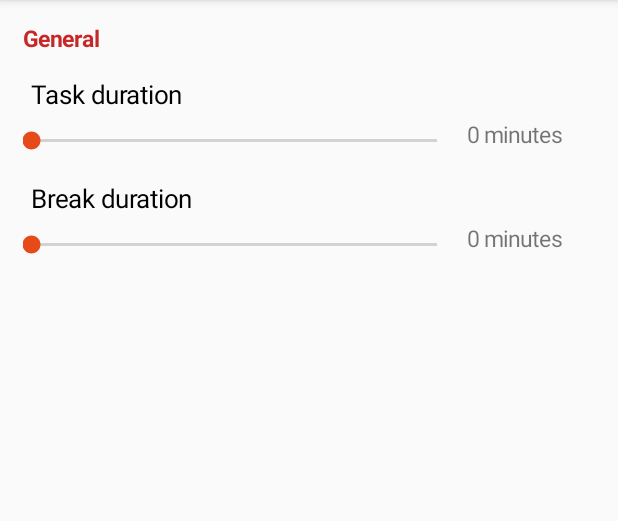
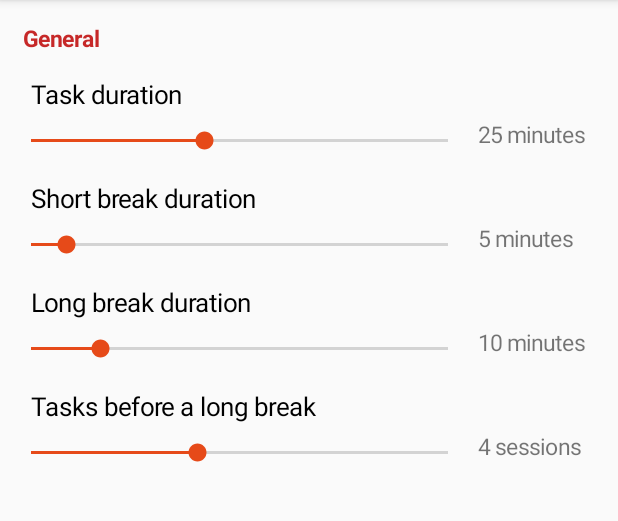
Before and after one commit to georgistephanov/AndroidPomodoroTimer, an Android app: the SettingsActivity screen opened directly, with no data from a screen before it, on a phone screen of 412 x 824 dp, the part 84-605 px from its top. Run offline under Robolectric (Android 15) with nearby library versions, the phone set to English and light mode, and no system bars.

Commit message:
Added long break length and long break after to the database and the settings activity

```diff
--- a/app/src/main/java/com/georgistephanov/android/pomodorotimer/SettingsActivity.java
+++ b/app/src/main/java/com/georgistephanov/android/pomodorotimer/SettingsActivity.java
@@ -1,40 +1,31 @@
 package com.georgistephanov.android.pomodorotimer;
 
-import android.app.ActionBar;
 import android.app.Activity;
-import android.app.ListActivity;
 import android.content.ContentValues;
-import android.content.res.ColorStateList;
 import android.content.res.Resources;
 import android.database.Cursor;
 import android.graphics.Typeface;
-import android.support.annotation.NonNull;
-import android.support.annotation.Nullable;
 import android.os.Bundle;
-import android.view.View;
-import android.view.ViewGroup;
-import android.widget.ArrayAdapter;
 import android.widget.LinearLayout;
 import android.widget.ProgressBar;
 import android.widget.SeekBar;
-import android.widget.TableLayout;
 import android.widget.TextView;
 
-import java.util.Observable;
-
 public class SettingsActivity extends Activity {
-	String [] taskLengthOptions = {
-		"Task duration", "Break duration"
-	};
-
 	SeekBar sb_taskDuration;
 	TextView tv_taskDuration;
 
-	SeekBar sb_breakDuration;
-	TextView tv_breakDuration;
+	SeekBar sb_shortBreakDuration;
+	TextView tv_shortBreakDuration;
 
-	enum SETTINGS {
-		TASK_DURATION, BREAK_DURATION
+	SeekBar sb_longBreakDuration;
+	TextView tv_longBreakDuration;
+
+	SeekBar sb_longBreakAfter;
+	TextView tv_longBreakAfter;
+
+	enum DurationUnit {
+		MINUTES, SESSIONS
 	};
 
 	boolean settingsChanged = false;
@@ -44,23 +35,30 @@ public class SettingsActivity extends Activity {
 		super.onCreate(savedInstanceState);
 		setContentView(R.layout.activity_settings);
 
-		inflateSettings();
+		inflateSettingViews();
 	}
 
 	@Override
 	protected void onPause() {
-		DatabaseHelper db = Database.getInstance(this);
+		if ( settingsChanged ) {
+			DatabaseHelper db = Database.getInstance(this);
 
-		// Set the changes made to the database
-		ContentValues cv = new ContentValues();
-		cv.put(db.getSettingsTaskLength(), sb_taskDuration.getProgress() * 60 * 1000);
-		cv.put(db.getSettingsBreakLength(), sb_breakDuration.getProgress() * 60 * 1000);
-		Database.updateSettings(cv);
+			// Set the changes made to the database
+			ContentValues cv = new ContentValues();
+			cv.put(db.getSettingsTaskLength(), sb_taskDuration.getProgress() * 60 * 1000);
+			cv.put(db.getSettingsBreakLength(), sb_shortBreakDuration.getProgress() * 60 * 1000);
+			Database.updateSettings(cv);
+
+			settingsChanged = false;
+		}
 
 		super.onPause();
 	}
 
-	private void inflateSettings() {
+	/**
+	 * Inflates the views on the activity
+	 */
+	private void inflateSettingViews() {
 		Cursor cursor = Database.getSettings();
 		Resources res = getResources();
 
@@ -69,25 +67,57 @@ public class SettingsActivity extends Activity {
 		if (cursor.moveToNext()) {
 			// Create instances of the text views for the seek bars
 			tv_taskDuration = new TextView(this);
-			tv_breakDuration = new TextView(this);
+			tv_shortBreakDuration = new TextView(this);
+			tv_longBreakDuration = new TextView(this);
+			tv_longBreakAfter = new TextView(this);
 
 			// Get the correct length of the settings in minutes
 			int minutes_taskDuration = cursor.getInt(0) / 1000 / 60;
-			int minutes_breakDuration = cursor.getInt(1) / 1000 / 60;
+			int minutes_shortBreakDuration = cursor.getInt(1) / 1000 / 60;
+			int minutes_longBreakDuration = cursor.getInt(2) / 1000 / 60;
+			int longBreakAfter = cursor.getInt(3);
+
+			int minutesMaxLength = 60;
+			int longBreakAfterMaxLength = 10;
 
 			// Inflate the setting rows
-			sb_taskDuration = (SeekBar) makeProgressBarSetting(res.getString(R.string.settings_task_duration), minutes_taskDuration, tv_taskDuration);
-			sb_breakDuration = (SeekBar) makeProgressBarSetting(res.getString(R.string.settings_break_duration), minutes_breakDuration, tv_breakDuration);
+			sb_taskDuration = (SeekBar) makeProgressBarSetting(res.getString(R.string.settings_task_duration),
+					minutes_taskDuration,
+					minutesMaxLength,
+					tv_taskDuration,
+					DurationUnit.MINUTES);
+			sb_shortBreakDuration = (SeekBar) makeProgressBarSetting(res.getString(R.string.settings_short_break_duration),
+					minutes_shortBreakDuration,
+					minutesMaxLength,
+					tv_shortBreakDuration,
+					DurationUnit.MINUTES);
+			sb_longBreakDuration = (SeekBar) makeProgressBarSetting(res.getString(R.string.settings_long_break_duration),
+					minutes_longBreakDuration,
+					minutesMaxLength,
+					tv_longBreakDuration,
+					DurationUnit.MINUTES);
+			sb_longBreakAfter = (SeekBar) makeProgressBarSetting(res.getString(R.string.settings_long_break_after),
+					longBreakAfter,
+					longBreakAfterMaxLength,
+					tv_longBreakAfter,
+					DurationUnit.SESSIONS);
+
 
 			// Set the change listeners to the seek bars
-			sb_taskDuration.setOnSeekBarChangeListener(new DurationSeekBarListener(tv_taskDuration));
-			sb_breakDuration.setOnSeekBarChangeListener(new DurationSeekBarListener(tv_breakDuration));
+			sb_taskDuration.setOnSeekBarChangeListener(new DurationSeekBarListener(tv_taskDuration, DurationUnit.MINUTES));
+			sb_shortBreakDuration.setOnSeekBarChangeListener(new DurationSeekBarListener(tv_shortBreakDuration, DurationUnit.MINUTES));
+			sb_longBreakDuration.setOnSeekBarChangeListener(new DurationSeekBarListener(tv_longBreakDuration, DurationUnit.MINUTES));
+			sb_longBreakAfter.setOnSeekBarChangeListener(new DurationSeekBarListener(tv_longBreakAfter, DurationUnit.SESSIONS));
 		}
 		else {
 			throw new RuntimeException("Database failed while getting the settings.");
 		}
 	}
 
+	/**
+	 * Creates a separator view to separate a group of settings
+	 * @param separatorText the text to set to the separator
+	 */
 	private void addSeparator(String separatorText) {
 		TextView separator = new TextView(this);
 		separator.setLayoutParams(new LinearLayout.LayoutParams(LinearLayout.LayoutParams.MATCH_PARENT, LinearLayout.LayoutParams.WRAP_CONTENT));
@@ -106,7 +136,20 @@ public class SettingsActivity extends Activity {
 		((LinearLayout) findViewById(R.id.mainSettingsLayout)).addView(separator);
 	}
 
-	private ProgressBar makeProgressBarSetting(String taskName, int length, TextView durationLabel) {
+	/**
+	 * Creates a setting layout and group of views to represent a progress bar setting. It consists
+	 * of LinearLayout which holds the whole group of views, a setting name and a setting seekbar
+	 * with a label, which is used to change the setting value.
+	 * @param settingName the name of the setting
+	 * @param length the current length which is set to the seekbar and the label
+	 * @param durationLabel a textview which to be used as the seekbar label
+	 * @return the seekbar which was created
+	 */
+	private ProgressBar makeProgressBarSetting(String settingName,
+											   int length,
+											   int maxLength,
+											   TextView durationLabel,
+											   DurationUnit durationUnit) {
 		Resources res = getResources();
 		final int WRAP_CONTENT = LinearLayout.LayoutParams.WRAP_CONTENT;
 		final int MATCH_PARENT = LinearLayout.LayoutParams.MATCH_PARENT;
@@ -119,7 +162,7 @@ public class SettingsActivity extends Activity {
 
 		// Create the TextView widget for the setting name and bound it to the parent
 		TextView name = new TextView(this);
-		name.setText(taskName);
+		name.setText(settingName);
 		name.setLayoutParams(new LinearLayout.LayoutParams(LinearLayout.LayoutParams.MATCH_PARENT, LinearLayout.LayoutParams.WRAP_CONTENT));
 		name.setTextSize(pixelsToScaledPixels(res.getDimension(R.dimen.setting_name_textSize)));
 		name.setTextColor(res.getColor(R.color.black, this.getTheme()));
@@ -136,18 +179,18 @@ public class SettingsActivity extends Activity {
 
 		// Create the seek bar inside the seekBarRow layout
 		SeekBar seekBar = new SeekBar(this);
-		seekBar.setLayoutParams(new LinearLayout.LayoutParams(0, WRAP_CONTENT, 6f));
+		seekBar.setLayoutParams(new LinearLayout.LayoutParams(0, WRAP_CONTENT, 75f));
 		seekBar.setPadding(
 				pixelsToDensityPixels(5),
 				pixelsToDensityPixels(5),
 				pixelsToDensityPixels(10),
 				0
 		);
-		seekBar.setMax(60);
+		seekBar.setMax(maxLength);
 		seekBar.setProgress(length);
 
-		// Create the text view which holds the minutes
-		durationLabel.setLayoutParams(new LinearLayout.LayoutParams(0, WRAP_CONTENT, 2f));
+		// Create the text view which holds the minutes/sessions
+		durationLabel.setLayoutParams(new LinearLayout.LayoutParams(0, WRAP_CONTENT, 25f));
 		durationLabel.setPadding(
 				pixelsToDensityPixels(10),
 				0,
@@ -155,7 +198,12 @@ public class SettingsActivity extends Activity {
 				pixelsToDensityPixels(5)
 		);
 		durationLabel.setTextSize(pixelsToScaledPixels(res.getDimension(R.dimen.separator_textSize)));
-		durationLabel.setText(length + " minutes");
+
+		if (durationUnit == DurationUnit.MINUTES) {
+			durationLabel.setText(res.getString(R.string.settings_duration_label_minutes, length));
+		} else if (durationUnit == DurationUnit.SESSIONS) {
+			durationLabel.setText(res.getString(R.string.settings_duration_label_sessions, length));
+		}
 
 		parent.addView(linearLayoutParent);
 		linearLayoutParent.addView(name);
@@ -166,24 +214,50 @@ public class SettingsActivity extends Activity {
 		return seekBar;
 	}
 
+	/**
+	 * Converts pixels to density pixels (dp)
+	 * @param pixels the amount of pixels to be converted
+	 * @return the amount of pixels converted to density pixels
+	 */
 	private int pixelsToDensityPixels(float pixels) {
 		return (int) (getResources().getDisplayMetrics().density * pixels + .5f);
 	}
 
+	/**
+	 * Converts pixels to scaled pixels (sp)
+	 * @param pixels the amount of pixels to be converted
+	 * @return the amount of pixels converted to scaled pixels
+	 */
 	private int pixelsToScaledPixels(float pixels) {
 		return (int) (pixels / getResources().getDisplayMetrics().scaledDensity);
 	}
 
+	/**
+	 * A class which implements the SeekBar.OnSeekBarChangeListener interface. This class is used
+	 * as a change listener for the seekbar settings.
+	 */
 	private class DurationSeekBarListener implements SeekBar.OnSeekBarChangeListener {
 		TextView boundLabel;
+		DurationUnit durationUnit;
 
-		DurationSeekBarListener(TextView boundLabel) {
+		/**
+		 * When constructed, the object keeps a reference of the label of the seekbar it is bound to
+		 * @param boundLabel the label of the seekbar
+		 */
+		DurationSeekBarListener(TextView boundLabel, DurationUnit durationUnit) {
 			this.boundLabel = boundLabel;
+			this.durationUnit = durationUnit;
 		}
 
 		@Override
 		public void onProgressChanged(SeekBar seekBar, int i, boolean b) {
-			boundLabel.setText(seekBar.getProgress() + " minutes");
+			// Change the seekbar's label to show the current progress
+			if (durationUnit == DurationUnit.MINUTES) {
+				boundLabel.setText(getResources().getString(R.string.settings_duration_label_minutes, seekBar.getProgress()));
+			} else if (durationUnit == DurationUnit.SESSIONS) {
+				boundLabel.setText(getResources().getString(R.string.settings_duration_label_sessions, seekBar.getProgress()));
+			}
+
 			settingsChanged = true;
 		}
 
--- a/app/src/main/res/layout/activity_settings.xml
+++ b/app/src/main/res/layout/activity_settings.xml
@@ -7,7 +7,7 @@
 	android:layout_width="match_parent"
 	android:layout_height="match_parent"
 	android:paddingLeft="15dp"
-	android:paddingRight="15dp"
+	android:paddingRight="5dp"
 	android:orientation="vertical"
 	tools:context="com.georgistephanov.android.pomodorotimer.SettingsActivity">
 
--- a/app/src/main/res/values/strings.xml
+++ b/app/src/main/res/values/strings.xml
@@ -18,5 +18,9 @@
 
 	<string name="settings_general_separator">General</string>
 	<string name="settings_task_duration">Task duration</string>
-	<string name="settings_break_duration">Break duration</string>
+	<string name="settings_short_break_duration">Short break duration</string>
+	<string name="settings_long_break_duration">Long break duration</string>
+	<string name="settings_long_break_after">Tasks before a long break</string>
+	<string name="settings_duration_label_minutes">%d minutes</string>
+	<string name="settings_duration_label_sessions">%d sessions</string>
 </resources>
```
Also changed, not shown: app/src/main/java/com/georgistephanov/android/pomodorotimer/DatabaseHelper.java (+43 -6 lines), app/src/main/java/com/georgistephanov/android/pomodorotimer/MainActivity.java (+22 -8 lines).
